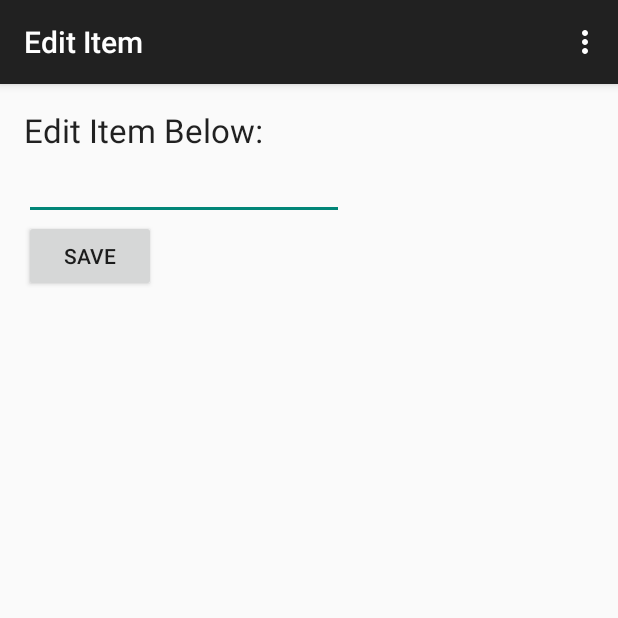
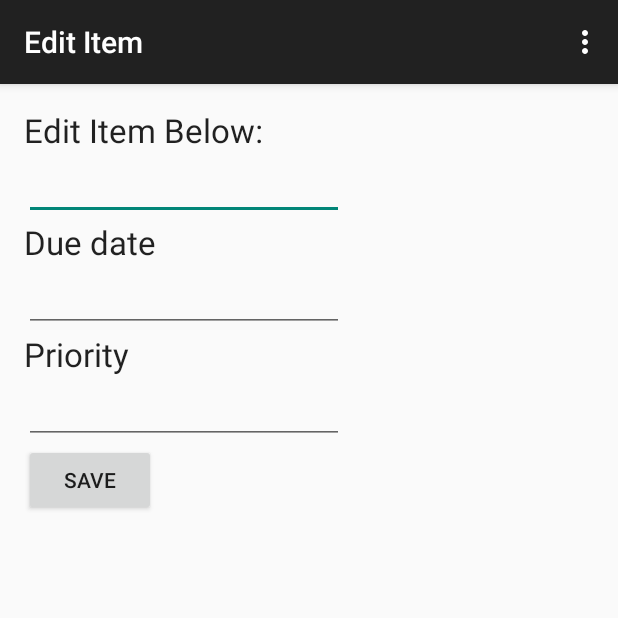
Before and after one commit to aotarola/todo-plus, an Android app: the EditItemActivity screen opened directly, with no data from a screen before it, on a phone screen of 412 x 824 dp, the top half of it. Run offline under Robolectric (Android 15) with nearby library versions, the phone set to English and light mode, and no system bars; 1 statement that could not run was skipped.

Commit message:
Added Due Date and priority opts

```diff
--- a/app/src/main/java/com/example/aotarolaalvarad/todoapp/EditItemActivity.java
+++ b/app/src/main/java/com/example/aotarolaalvarad/todoapp/EditItemActivity.java
@@ -11,6 +11,8 @@ import android.widget.EditText;
 public class EditItemActivity extends AppCompatActivity {
 
     EditText etEditItemText;
+    EditText etEditDueDateText;
+    EditText etEditPriorityText;
     Integer oldItemPosition;
 
 
@@ -18,10 +20,22 @@ public class EditItemActivity extends AppCompatActivity {
     protected void onCreate(Bundle savedInstanceState) {
         super.onCreate(savedInstanceState);
         setContentView(R.layout.activity_edit_item);
+        setTextBoxes();
+    }
+
+    protected void setTextBoxes(){
         etEditItemText =  (EditText) findViewById(R.id.etEditItemText);
+        etEditDueDateText =  (EditText) findViewById(R.id.etEditDueDateText);
+        etEditPriorityText =  (EditText) findViewById(R.id.etEditPriorityText);
+
         String oldItemText = getIntent().getStringExtra("oldItemText");
+        String oldDueDateText = getIntent().getStringExtra("oldDueDateText");
+        String oldPriorityText = getIntent().getStringExtra("oldPriorityText");
+
         oldItemPosition = getIntent().getIntExtra("oldItemPosition",0);
         etEditItemText.setText(oldItemText);
+        etEditDueDateText.setText(oldDueDateText);
+        etEditPriorityText.setText(oldPriorityText);
         etEditItemText.setSelection(oldItemText.length());
     }
 
--- a/app/src/main/java/com/example/aotarolaalvarad/todoapp/MainActivity.java
+++ b/app/src/main/java/com/example/aotarolaalvarad/todoapp/MainActivity.java
@@ -11,6 +11,7 @@ import android.widget.ArrayAdapter;
 import android.widget.EditText;
 import android.widget.ListView;
 
+import java.text.SimpleDateFormat;
 import java.util.List;
 
 public class MainActivity extends AppCompatActivity {
@@ -43,7 +44,13 @@ public class MainActivity extends AppCompatActivity {
             @Override
             public void onItemClick(AdapterView<?> parent, View view, int position, long id) {
                 Intent myIntent = new Intent(MainActivity.this, EditItemActivity.class);
-                myIntent.putExtra("oldItemText", todoItems.get(position).toString() );
+                SimpleDateFormat format = new SimpleDateFormat("MM/dd/yyyy");
+
+                TodoItem selectedTodoItem = todoItems.get(position);
+
+                myIntent.putExtra("oldItemText", selectedTodoItem.getTitle() );
+                myIntent.putExtra("oldDueDateText", format.format(selectedTodoItem.getDueDate()));
+                myIntent.putExtra("oldPriorityText", selectedTodoItem.getPriority().toString() );
                 myIntent.putExtra("oldItemPosition", position);
                 startActivityForResult(myIntent, REQUEST_CODE);
             }
--- a/app/src/main/java/com/example/aotarolaalvarad/todoapp/TodoItem.java
+++ b/app/src/main/java/com/example/aotarolaalvarad/todoapp/TodoItem.java
@@ -1,11 +1,6 @@
 package com.example.aotarolaalvarad.todoapp;
-
-import android.nfc.Tag;
-
 import com.orm.SugarRecord;
-
 import java.util.Date;
-import java.util.Enumeration;
 
 public class TodoItem extends SugarRecord{
 
@@ -45,7 +40,7 @@ public class TodoItem extends SugarRecord{
     //Properties
 
     public String getTitle() {
-        return title;
+        return this.title;
     }
 
     public void setTitle(String title) {
--- a/app/src/main/res/layout/activity_edit_item.xml
+++ b/app/src/main/res/layout/activity_edit_item.xml
@@ -5,6 +5,16 @@
     android:paddingTop="@dimen/activity_vertical_margin"
     android:paddingBottom="@dimen/activity_vertical_margin"
     tools:context="com.example.aotarolaalvarad.todoapp.EditItemActivity">
+
+    <TextView
+        android:layout_width="wrap_content"
+        android:layout_height="wrap_content"
+        android:textAppearance="?android:attr/textAppearanceLarge"
+        android:text="@string/edit_item_below"
+        android:id="@+id/lblEditItem"
+        android:layout_alignParentTop="true"
+        android:layout_alignParentLeft="true"
+        android:layout_alignParentStart="true" />
 
     <EditText
         android:layout_width="wrap_content"
@@ -16,13 +26,25 @@
         android:layout_alignParentLeft="true"
         android:layout_alignParentStart="true" />
 
-    <Button
+
+
+    <TextView
         android:layout_width="wrap_content"
         android:layout_height="wrap_content"
-        android:text="@string/save"
-        android:onClick="onSubmit"
-        android:id="@+id/btnUpdateItem"
+        android:textAppearance="?android:attr/textAppearanceLarge"
+        android:text="@string/due_date"
+        android:id="@+id/textView"
         android:layout_below="@+id/etEditItemText"
+        android:layout_alignParentLeft="true"
+        android:layout_alignParentStart="true" />
+
+    <EditText
+        android:layout_width="wrap_content"
+        android:layout_height="wrap_content"
+        android:inputType="textMultiLine"
+        android:ems="10"
+        android:id="@+id/etEditDueDateText"
+        android:layout_below="@+id/textView"
         android:layout_alignParentLeft="true"
         android:layout_alignParentStart="true" />
 
@@ -30,10 +52,30 @@
         android:layout_width="wrap_content"
         android:layout_height="wrap_content"
         android:textAppearance="?android:attr/textAppearanceLarge"
-        android:text="@string/edit_item_below"
-        android:id="@+id/lblEditItem"
-        android:layout_alignParentTop="true"
+        android:text="@string/priority"
+        android:id="@+id/textView2"
+        android:layout_below="@+id/etEditDueDateText"
         android:layout_alignParentLeft="true"
         android:layout_alignParentStart="true" />
 
+    <EditText
+        android:layout_width="wrap_content"
+        android:layout_height="wrap_content"
+        android:inputType="textMultiLine"
+        android:ems="10"
+        android:id="@+id/etEditPriorityText"
+        android:layout_below="@+id/textView2"
+        android:layout_alignParentLeft="true"
+        android:layout_alignParentStart="true" />
+
+    <Button
+        android:layout_width="wrap_content"
+        android:layout_height="wrap_content"
+        android:text="@string/save"
+        android:onClick="onSubmit"
+        android:id="@+id/btnUpdateItem"
+        android:layout_centerVertical="true"
+        android:layout_alignLeft="@+id/etEditPriorityText"
+        android:layout_below="@+id/etEditPriorityText"/>
+
 </RelativeLayout>
--- a/app/src/main/res/values/strings.xml
+++ b/app/src/main/res/values/strings.xml
@@ -6,4 +6,6 @@
     <string name="title_activity_edit_item">Edit Item</string>
     <string name="save">Save</string>
     <string name="edit_item_below">Edit Item Below:</string>
+    <string name="due_date">Due date</string>
+    <string name="priority">Priority</string>
 </resources>
```
